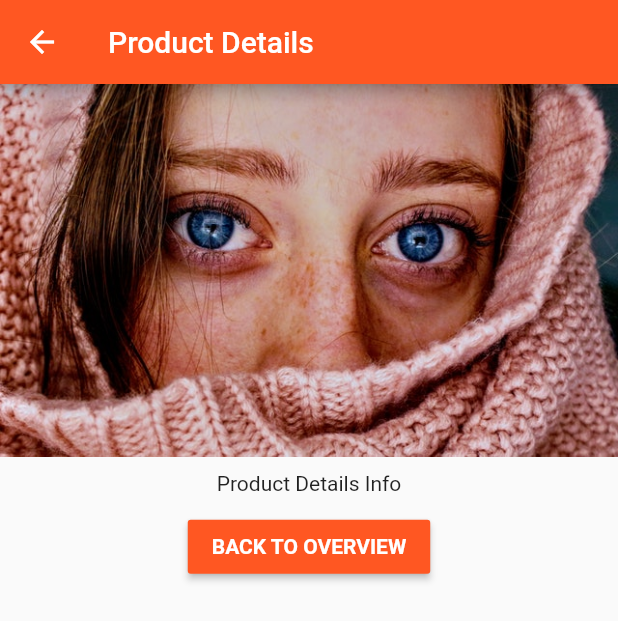
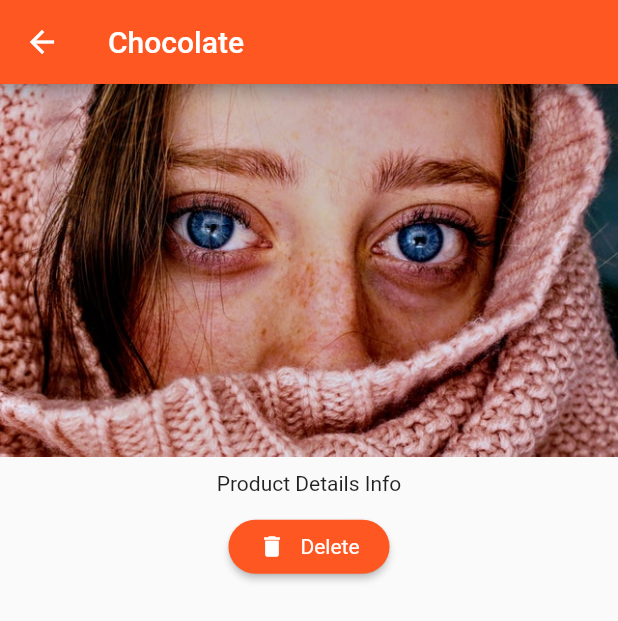
Before and after one commit to vikbert/fluttorial, a Flutter app: the screen it shows after launch, after a tap on "Add New Product", after a tap on "Product Details", on a phone screen of 412 x 824 dp. Shown: the top 621 px of the screen. Run offline on Flutter 3.47's test engine with Material 2 defaults, Android fonts, the phone set to English and light mode, and no system bars; our stand-ins replace sprintf.

Commit message:
padding data from home page to details page

```diff
--- a/lib/pages/product.dart
+++ b/lib/pages/product.dart
@@ -1,35 +1,62 @@
+import 'dart:async';
 import 'package:flutter/material.dart';
 
 class ProductPage extends StatelessWidget {
-  final String product;
+  final String title;
+  final String image;
 
-  ProductPage(this.product);
+  ProductPage(this.title, this.image);
 
   @override
   Widget build(BuildContext context) {
-    return Scaffold(
-      appBar: AppBar(
-        title: Text('Product Details'),
-      ),
-      body: Column(
+    return WillPopScope(
+      onWillPop: () {
+        print('back button pressed');
+        Navigator.pop(context, false);
+        return Future.value(false);
+      },
+      child: Scaffold(
+        appBar: AppBar(
+          title: Text(title),
+        ),
+        body: Column(
           crossAxisAlignment: CrossAxisAlignment.center,
           children: <Widget>[
-            Image.asset('assets/woman.jpeg'),
+            Image.asset(image),
             Padding(
               padding: const EdgeInsets.all(10.0),
               child: Text('Product Details Info'),
             ),
-            RaisedButton(
-              color: Theme.of(context).primaryColor,
-              onPressed: () => Navigator.pop(context),
-              child: Text(
-                'BACK TO OVERVIEW',
-                style:
-                    TextStyle(color: Colors.white, fontWeight: FontWeight.bold),
-              ),
+            RawMaterialButton(
+              onPressed: () => Navigator.pop(context, true),
+              shape: StadiumBorder(),
+              fillColor: Theme.of(context).primaryColor,
+              child: Padding(
+                  padding: const EdgeInsets.symmetric(
+                    vertical: 5.0,
+                    horizontal: 20.0,
+                  ),
+                  child: Row(
+                    mainAxisSize: MainAxisSize.min,
+                    children: <Widget>[
+                      Icon(
+                        Icons.delete,
+                        color: Colors.white,
+                        size: 18.0,
+                      ),
+                      SizedBox(
+                        width: 10.0,
+                      ),
+                      Text(
+                        'Delete',
+                        style: TextStyle(color: Colors.white),
+                      ),
+                    ],
+                  )),
             ),
           ],
         ),
+      ),
     );
   }
 }
--- a/lib/produc_control.dart
+++ b/lib/produc_control.dart
@@ -35,7 +35,7 @@ class ProductControl extends StatelessWidget {
         ),
         shape: const StadiumBorder(),
         onPressed: () {
-          addProduct('Another Product');
+          addProduct({'title': 'Chocolate', 'image': 'assets/woman.jpeg'});
         },
       ),
     );
--- a/lib/product_manager.dart
+++ b/lib/product_manager.dart
@@ -4,7 +4,7 @@ import './produc_control.dart';
 import 'package:sprintf/sprintf.dart';
 
 class ProductManager extends StatefulWidget {
-  final String startingProduct;
+  final Map startingProduct;
 
   ProductManager({this.startingProduct}) {
     print('[ProductManager widget] constructor');
@@ -18,7 +18,8 @@ class ProductManager extends StatefulWidget {
 }
 
 class ProductManagerState extends State<ProductManager> {
-  List<String> _products = [];
+  List<Map> _products = [];
+
   @override
   void initState() {
     print('[ProductManager State] initState()');
@@ -29,10 +30,16 @@ class ProductManagerState extends State<ProductManager> {
     super.initState();
   }
 
-  void _addProduct(String product) {
+  void _addProduct(Map product) {
     setState(() {
       _products.add(product);
       print(sprintf('_product.length %d', [_products.length]));
+    });
+  }
+
+  void _deleteProduct(int index) {
+    setState(() {
+      _products.removeAt(index);
     });
   }
 
@@ -47,7 +54,7 @@ class ProductManagerState extends State<ProductManager> {
     return Column(
       children: <Widget>[
         ProductControl(_addProduct),
-        ProductList(_products),
+        ProductList(_products, _deleteProduct),
       ],
     );
   }
--- a/lib/products.dart
+++ b/lib/products.dart
@@ -2,9 +2,10 @@ import 'package:flutter/material.dart';
 import 'pages/product.dart';
 
 class ProductList extends StatelessWidget {
-  final List<String> products;
+  final List<Map> products;
+  final Function deleteProduct;
 
-  ProductList([this.products = const []]) {
+  ProductList(this.products, this.deleteProduct) {
     print('[Product widget] constructor');
   }
 
@@ -13,27 +14,41 @@ class ProductList extends StatelessWidget {
     return Card(
       child: Column(
         children: <Widget>[
-          Image.asset('assets/woman.jpeg'),
+          Image.asset(products[index]['image']),
           Container(
             margin: EdgeInsets.all(10.0),
             child: FlatButton(
-              child: Text(products[index]),
-              onPressed: () => Navigator.push(
-                  context,
-                  MaterialPageRoute(
-                      builder: (BuildContext context) =>
-                          ProductPage(products[index]))),
+              child: Text(products[index]['title']),
+              onPressed: () => Navigator
+                      .push<bool>(
+                          context,
+                          MaterialPageRoute(
+                              builder: (BuildContext context) => ProductPage(
+                                  products[index]['title'],
+                                  products[index]['image'])))
+                      .then((bool doDelete) {
+                    if (doDelete) {
+                      deleteProduct(index);
+                    }
+                  }),
             ),
           ),
           ButtonBar(
             alignment: MainAxisAlignment.center,
             children: <Widget>[
               FlatButton(
-                onPressed: () => Navigator.push(
-                    context,
-                    MaterialPageRoute(
-                        builder: (BuildContext context) =>
-                            ProductPage(products[index]))),
+                onPressed: () => Navigator
+                        .push<bool>(
+                            context,
+                            MaterialPageRoute(
+                                builder: (BuildContext context) => ProductPage(
+                                    products[index]['title'],
+                                    products[index]['image'])))
+                        .then((bool value) {
+                      if (value) {
+                        deleteProduct(index);
+                      }
+                    }),
                 child: Text('Product Details'),
               ),
             ],
```
